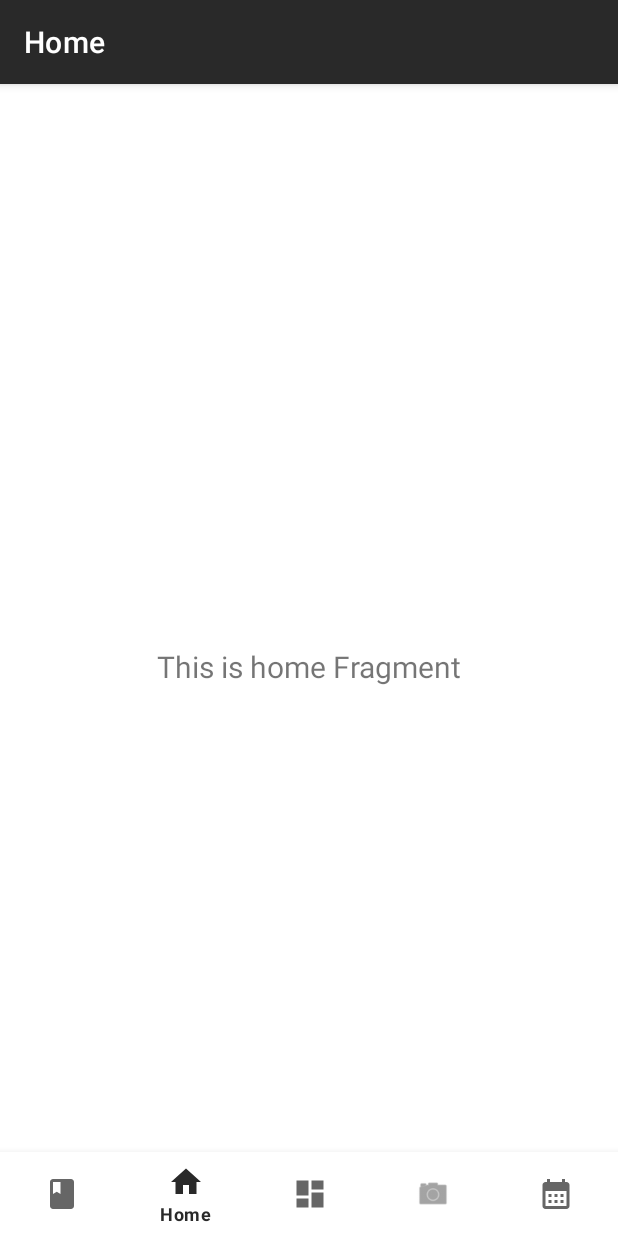
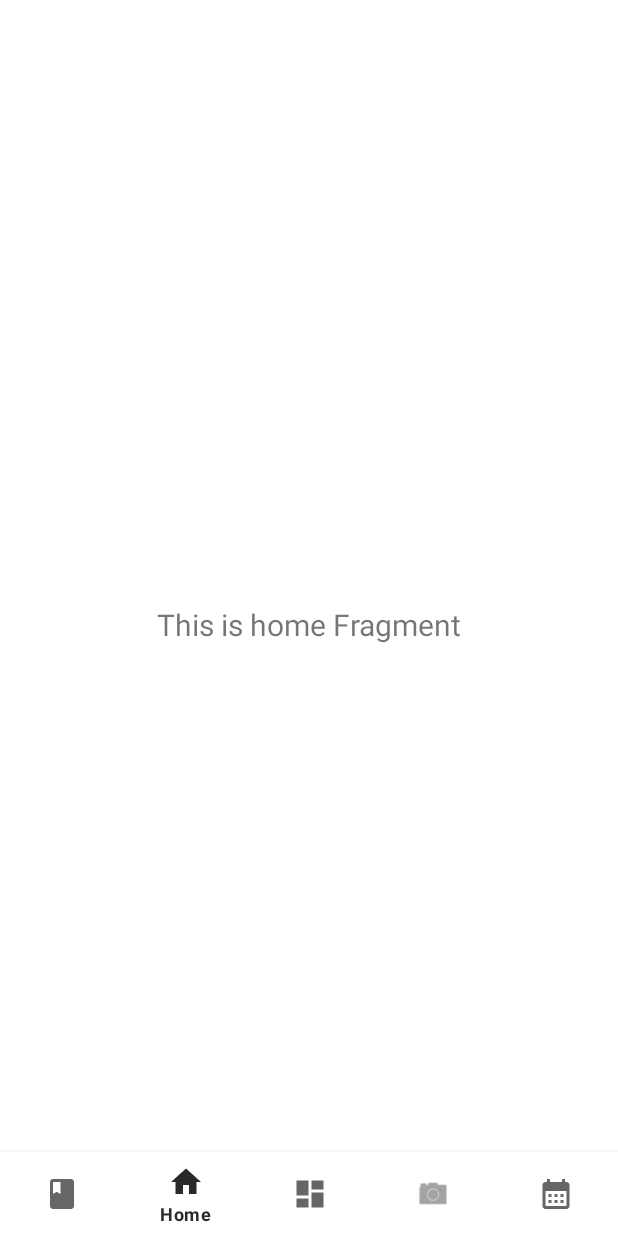
Before and after one commit to Chameleon-Team-App/ChameleonApp, an Android app: the screen it shows after launch (MainActivity), on a phone screen of 412 x 824 dp. Run offline under Robolectric (Android 15) with nearby library versions, the phone set to English and light mode, and no system bars; our stand-ins replace navigation-ui.

Commit message:
removed navbar header

```diff
--- a/app/src/main/java/com/example/mainchameleon/MainActivity.kt
+++ b/app/src/main/java/com/example/mainchameleon/MainActivity.kt
@@ -5,7 +5,6 @@ import com.google.android.material.bottomnavigation.BottomNavigationView
 import androidx.appcompat.app.AppCompatActivity
 import androidx.navigation.findNavController
 import androidx.navigation.ui.AppBarConfiguration
-import androidx.navigation.ui.setupActionBarWithNavController
 import androidx.navigation.ui.setupWithNavController
 import com.example.mainchameleon.databinding.ActivityMainBinding
 
@@ -29,7 +28,7 @@ class MainActivity : AppCompatActivity() {
                 R.id.navigation_journal, R.id.navigation_home, R.id.navigation_dashboard, R.id.navigation_photo_gallery, R.id.navigation_calendar
             )
         )
-        setupActionBarWithNavController(navController, appBarConfiguration)
+        //removed navbar header
         navView.setupWithNavController(navController)
 
         navView.setOnItemSelectedListener { item ->
--- a/app/src/main/res/values-night/themes.xml
+++ b/app/src/main/res/values-night/themes.xml
@@ -1,6 +1,6 @@
 <resources xmlns:tools="http://schemas.android.com/tools">
     <!-- Base application theme. -->
-    <style name="Theme.MainCameleon" parent="Theme.MaterialComponents.DayNight.DarkActionBar">
+    <style name="Theme.MainCameleon" parent="Theme.MaterialComponents.DayNight.NoActionBar">
         <!-- Primary brand color. -->
         <item name="colorPrimary">@color/purple_200</item>
         <item name="colorPrimaryVariant">@color/purple_700</item>
--- a/app/src/main/res/values/themes.xml
+++ b/app/src/main/res/values/themes.xml
@@ -1,6 +1,6 @@
 <resources xmlns:tools="http://schemas.android.com/tools">
     <!-- Base application theme. -->
-    <style name="Theme.MainChameleon" parent="Theme.MaterialComponents.DayNight.DarkActionBar">
+    <style name="Theme.MainChameleon" parent="Theme.MaterialComponents.DayNight.NoActionBar">
 
         <!-- Primary brand color. -->
         <item name="colorPrimary">#292929</item>
```
